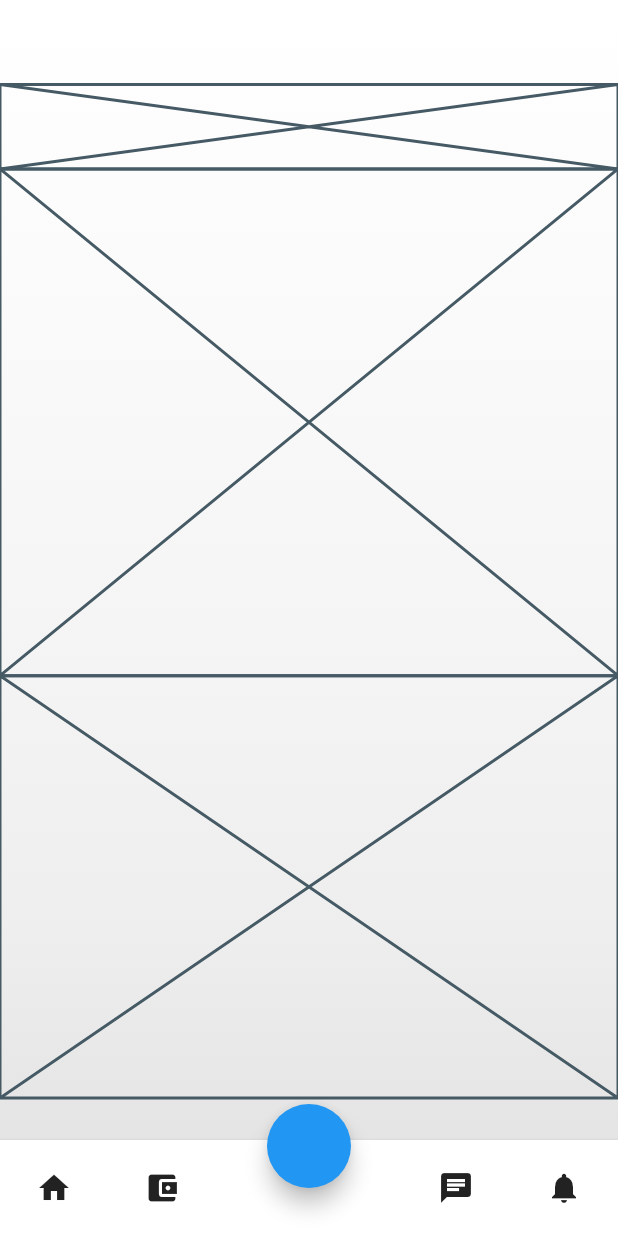
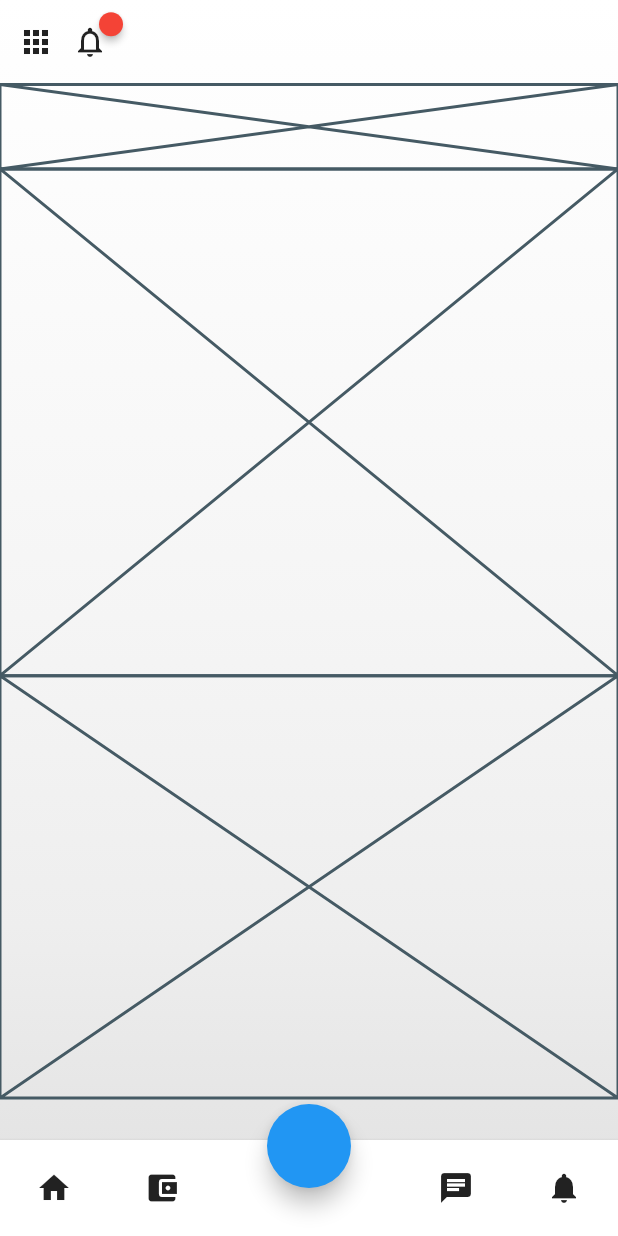
Before and after one commit to JAICHANGPARK/flutter_notebook_11th_story, a Flutter app: the screen it shows after launch, on a phone screen of 412 x 824 dp. Run offline on Flutter 3.47's test engine with Material 2 defaults, Android fonts, the phone set to English and light mode, and no system bars; drawn by our look-alikes of badges; our stand-ins replace backdrop, flutter_inner_drawer, flutter_slidable, flutter_swiper, google_fonts.

Commit message:
Update real_estate_home_page.dart

```diff
--- a/lib/ep731_real_estate_app/ui/real_estate_home_page.dart
+++ b/lib/ep731_real_estate_app/ui/real_estate_home_page.dart
@@ -1,3 +1,4 @@
+import 'package:badges/badges.dart';
 import 'package:flutter/material.dart';
 
 class RealEstateHomePage extends StatefulWidget {
@@ -81,7 +82,12 @@ class _RealEstateHomePageState extends State<RealEstateHomePage> {
                   children: [
                     Expanded(child: Row(
                       children: [
+                        IconButton(onPressed: (){}, icon: Icon(Icons.apps)),
 
+                        Badge(
+                          child: Icon(Icons.notifications_none,),
+                          padding: EdgeInsets.all(8),
+                        ),
                       ],
                     )),
                     Expanded(child: Placeholder()),
```
